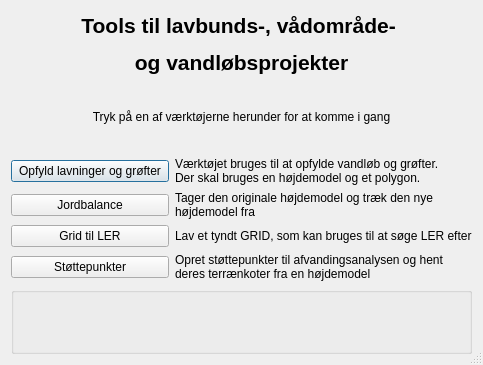
Limfjordssekretariatet/Limfjordssekretariatet_plugins, file plugins/Limf_WetlandTools/Limf_tools_dialog_base.ui: the form before one commit.
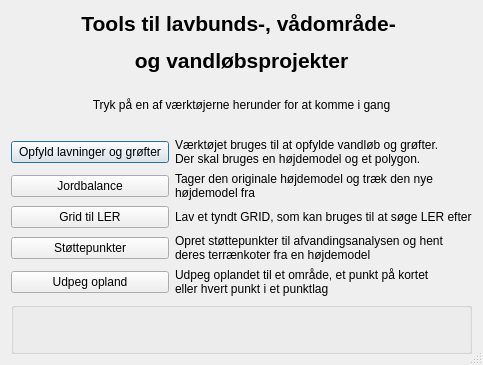
The form after the commit. Icons and pictures are not drawn.

Commit message: Vaadomraader: Udpeg opland er flyttet ind som vaerktoej

What changed in the file:
```diff
--- a/plugins/Limf_WetlandTools/Limf_tools_dialog_base.ui
+++ b/plugins/Limf_WetlandTools/Limf_tools_dialog_base.ui
@@ -104,7 +104,21 @@
      </property>
     </widget>
    </item>
-   <item row="10" column="0" colspan="2">
+   <item row="10" column="0">
+    <widget class="QPushButton" name="UdpegOplandBtn">
+     <property name="text">
+      <string>Udpeg opland</string>
+     </property>
+    </widget>
+   </item>
+   <item row="10" column="1">
+    <widget class="QLabel" name="label_udpeg_opland">
+     <property name="text">
+      <string>&lt;html&gt;&lt;head/&gt;&lt;body&gt;&lt;p&gt;Udpeg oplandet til et område, et punkt på kortet &lt;br/&gt;eller hvert punkt i et punktlag&lt;/p&gt;&lt;/body&gt;&lt;/html&gt;</string>
+     </property>
+    </widget>
+   </item>
+   <item row="11" column="0" colspan="2">
     <widget class="QGroupBox" name="groupBox">
      <property name="title">
       <string />
```
The commit also changes 9 other files.
